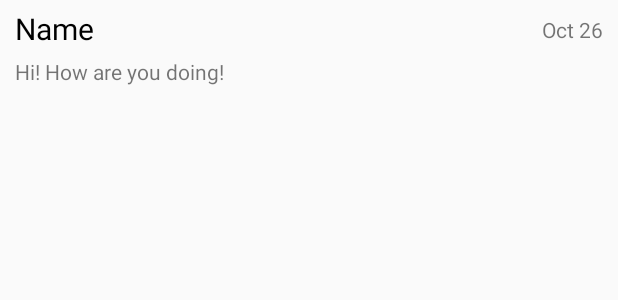
After one commit to JackQinCh/CS673Messenger, an Android app: the layout recentlistitem.xml on its own in the app's theme, with its tools: preview values and no code run, on a phone screen of 412 x 824 dp. The commit adds this screen. Shown: the top 300 px of the screen. Run offline under Robolectric (Android 15) with nearby library versions, the phone set to English and light mode, and no system bars.

Commit message:
Jack 1. Optimize the RecentChat Window to display Name, Content and time or date.

```diff
--- a/app/src/main/AndroidManifest.xml
+++ b/app/src/main/AndroidManifest.xml
@@ -11,7 +11,7 @@
         android:theme="@style/MyMaterialTheme">
 
         <activity
-            android:name=".controllers.LoginActivity"
+            android:name=".controllers.Activities.LoginActivity"
             android:logo="@mipmap/ic_launcher"
             android:screenOrientation="portrait">
             <intent-filter>
@@ -21,13 +21,13 @@
         </activity>
 
         <activity
-            android:name=".controllers.MainActivity"
+            android:name=".controllers.Activities.MainActivity"
             android:screenOrientation="portrait">
             <!-- Launcher Intent filter -->
         </activity>
 
         <activity
-            android:name=".controllers.ChattingWindowActivity"
+            android:name=".controllers.Activities.ChattingWindowActivity"
             android:screenOrientation="portrait">
             <!-- Launcher Intent filter -->
         </activity>
--- a/app/src/main/java/edu/njit/fall15/team1/cs673messenger/models/RecentChatsListener.java
+++ b/app/src/main/java/edu/njit/fall15/team1/cs673messenger/APIs/RecentChatsListener.java
@@ -1,4 +1,6 @@
-package edu.njit.fall15.team1.cs673messenger.models;
+package edu.njit.fall15.team1.cs673messenger.APIs;
+
+import edu.njit.fall15.team1.cs673messenger.models.MessageModel;
 
 /**
  * Notify interface view to change text.
--- a/app/src/main/java/edu/njit/fall15/team1/cs673messenger/controllers/LoginActivity.java
+++ b/app/src/main/java/edu/njit/fall15/team1/cs673messenger/controllers/Activities/LoginActivity.java
@@ -1,4 +1,4 @@
-package edu.njit.fall15.team1.cs673messenger.controllers;
+package edu.njit.fall15.team1.cs673messenger.controllers.Activities;
 
 import android.app.Activity;
 import android.content.Intent;
--- a/app/src/main/java/edu/njit/fall15/team1/cs673messenger/models/ChattingAdapter.java
+++ b/app/src/main/java/edu/njit/fall15/team1/cs673messenger/controllers/Adapters/ChattingAdapter.java
@@ -1,4 +1,4 @@
-package edu.njit.fall15.team1.cs673messenger.models;
+package edu.njit.fall15.team1.cs673messenger.controllers.Adapters;
 
 import android.content.Context;
 import android.view.LayoutInflater;
@@ -10,6 +10,7 @@ import android.widget.TextView;
 import java.util.List;
 
 import edu.njit.fall15.team1.cs673messenger.R;
+import edu.njit.fall15.team1.cs673messenger.models.ChatMessage;
 
 /**
  * Created by jack on 10/25/15.
--- a/app/src/main/java/edu/njit/fall15/team1/cs673messenger/controllers/FriendListItemAdapter.java
+++ b/app/src/main/java/edu/njit/fall15/team1/cs673messenger/controllers/Adapters/FriendListItemAdapter.java
@@ -1,4 +1,4 @@
-package edu.njit.fall15.team1.cs673messenger.controllers;
+package edu.njit.fall15.team1.cs673messenger.controllers.Adapters;
 
 import android.content.Context;
 import android.view.LayoutInflater;
--- a/app/src/main/java/edu/njit/fall15/team1/cs673messenger/controllers/FriendsListFragment.java
+++ b/app/src/main/java/edu/njit/fall15/team1/cs673messenger/controllers/Fragments/FriendsListFragment.java
@@ -1,4 +1,4 @@
-package edu.njit.fall15.team1.cs673messenger.controllers;
+package edu.njit.fall15.team1.cs673messenger.controllers.Fragments;
 
 
 import android.content.Intent;
@@ -15,6 +15,8 @@ import java.util.LinkedList;
 import java.util.List;
 
 import edu.njit.fall15.team1.cs673messenger.R;
+import edu.njit.fall15.team1.cs673messenger.controllers.Activities.ChattingWindowActivity;
+import edu.njit.fall15.team1.cs673messenger.controllers.Adapters.FriendListItemAdapter;
 import edu.njit.fall15.team1.cs673messenger.models.Friend;
 import edu.njit.fall15.team1.cs673messenger.models.Friends;
 
--- a/app/src/main/java/edu/njit/fall15/team1/cs673messenger/controllers/GroupChatFragment.java
+++ b/app/src/main/java/edu/njit/fall15/team1/cs673messenger/controllers/Fragments/GroupChatFragment.java
@@ -1,4 +1,4 @@
-package edu.njit.fall15.team1.cs673messenger.controllers;
+package edu.njit.fall15.team1.cs673messenger.controllers.Fragments;
 
 
 import android.os.Bundle;
--- a/app/src/main/java/edu/njit/fall15/team1/cs673messenger/controllers/SettingFragment.java
+++ b/app/src/main/java/edu/njit/fall15/team1/cs673messenger/controllers/Fragments/SettingFragment.java
@@ -1,4 +1,4 @@
-package edu.njit.fall15.team1.cs673messenger.controllers;
+package edu.njit.fall15.team1.cs673messenger.controllers.Fragments;
 
 
 import android.os.Bundle;
--- /dev/null
+++ b/app/src/main/res/layout/recentlistitem.xml
@@ -0,0 +1,38 @@
+<?xml version="1.0" encoding="utf-8"?>
+<RelativeLayout xmlns:android="http://schemas.android.com/apk/res/android"
+    android:orientation="vertical" android:layout_width="match_parent"
+    android:layout_height="match_parent">
+
+    <TextView
+        android:layout_width="wrap_content"
+        android:layout_height="wrap_content"
+        android:text="Name"
+        android:id="@+id/recentName"
+        android:layout_alignParentTop="true"
+        android:layout_alignParentStart="true"
+        android:textSize="20dp"
+        android:textColor="@android:color/black"
+        android:paddingStart="10dp"
+        android:paddingTop="5dp"
+        android:paddingBottom="5dp" />
+
+    <TextView
+        android:layout_width="wrap_content"
+        android:layout_height="wrap_content"
+        android:text="Oct 26"
+        android:id="@+id/recentTime"
+        android:layout_alignParentTop="true"
+        android:layout_alignParentEnd="true"
+        android:paddingEnd="10dp"
+        android:paddingTop="10dp" />
+
+    <TextView
+        android:layout_width="wrap_content"
+        android:layout_height="wrap_content"
+        android:text="Hi! How are you doing!"
+        android:id="@+id/recentContent"
+        android:paddingStart="10dp"
+        android:paddingBottom="10dp"
+        android:layout_below="@+id/recentName"
+        android:layout_alignParentStart="true" />
+</RelativeLayout>
```
Also changed, not shown: app/src/main/java/edu/njit/fall15/team1/cs673messenger/APIs/RecentChatsManager.java (renamed from app/src/main/java/edu/njit/fall15/team1/cs673messenger/models/RecentChatsManager.java, +4 -3 lines), app/src/main/java/edu/njit/fall15/team1/cs673messenger/controllers/Activities/ChattingWindowActivity.java (renamed from app/src/main/java/edu/njit/fall15/team1/cs673messenger/controllers/ChattingWindowActivity.java, +4 -4 lines), app/src/main/java/edu/njit/fall15/team1/cs673messenger/controllers/Activities/MainActivity.java (renamed from app/src/main/java/edu/njit/fall15/team1/cs673messenger/controllers/MainActivity.java, +5 -2 lines), app/src/main/java/edu/njit/fall15/team1/cs673messenger/controllers/Adapters/RecentListAdapter.java (added, +92 -0 lines), app/src/main/java/edu/njit/fall15/team1/cs673messenger/controllers/Fragments/ChattingListFragment.java (renamed from app/src/main/java/edu/njit/fall15/team1/cs673messenger/controllers/ChattingListFragment.java, +12 -21 lines).
